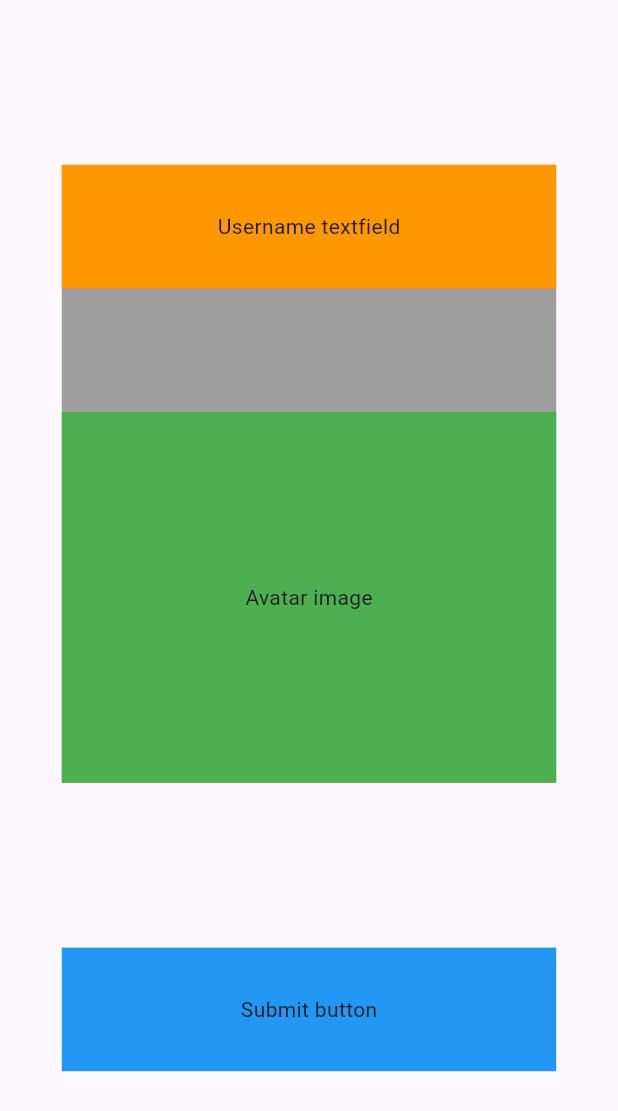
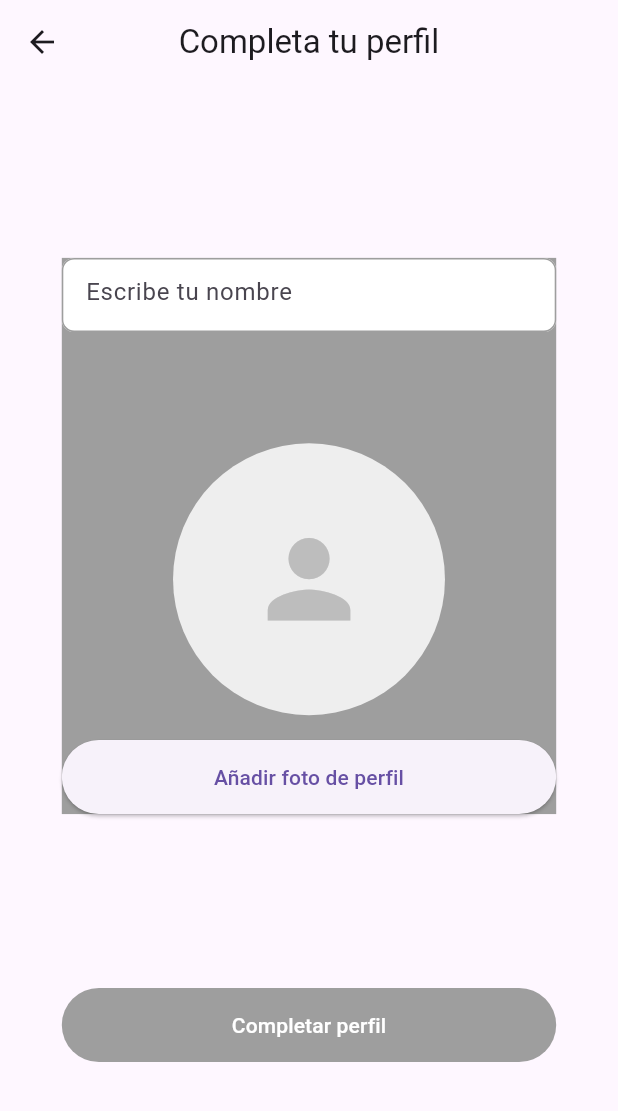
Before and after one commit to cjamar/worne-app, a Flutter app: the CompleteProfilePage screen opened directly, on a phone screen of 412 x 824 dp. Shown: the top 1111 px of the screen. Run offline on Flutter 3.47's test engine with Material 3 defaults, Android fonts, the phone set to English and light mode, and no system bars; our stand-ins replace equatable, flutter_bloc, image_picker, sign_in_button, supabase_flutter; accounts and stored records are empty.

Commit message:
Implemented Form for CompleteProfilePage

```diff
--- a/lib/features/item/presentation/pages/item_form_page.dart
+++ b/lib/features/item/presentation/pages/item_form_page.dart
@@ -165,6 +165,7 @@ class _ItemFormPageState extends State<ItemFormPage> {
           border: _inputBorder(size, Colors.grey),
           enabledBorder: _inputBorder(size, Colors.grey),
           focusedBorder: _inputBorder(size, Colors.grey),
+          errorBorder: _inputBorder(size, Colors.redAccent),
         ),
       ),
     ),
--- a/lib/features/user/presentation/pages/complete_profile_page.dart
+++ b/lib/features/user/presentation/pages/complete_profile_page.dart
@@ -1,8 +1,9 @@
 import 'dart:io';
-
 import 'package:flutter/material.dart';
-import 'package:flutter/widgets.dart';
+import 'package:flutter_bloc/flutter_bloc.dart';
 import 'package:image_picker/image_picker.dart';
+import 'package:prestar_ropa_app/features/user/presentation/bloc/user_bloc.dart';
+import 'package:prestar_ropa_app/features/user/presentation/bloc/user_state.dart';
 
 class CompleteProfilePage extends StatefulWidget {
   const CompleteProfilePage({super.key});
@@ -13,7 +14,8 @@ class CompleteProfilePage extends StatefulWidget {
 
 class _CompleteProfilePageState extends State<CompleteProfilePage> {
   final _formKey = GlobalKey<FormState>();
-  late TextEditingController _usernameController;
+  final ValueNotifier<bool> _isFormValid = ValueNotifier(false);
+  final TextEditingController _usernameController = TextEditingController();
   final FocusNode _usernameFocus = FocusNode();
   final _picker = ImagePicker();
   File? _selectedImage;
@@ -23,7 +25,7 @@ class _CompleteProfilePageState extends State<CompleteProfilePage> {
   @override
   void initState() {
     super.initState();
-    _usernameController = TextEditingController();
+    _usernameController.addListener(_validateForm);
     _usernameFocus.addListener(() => setState(() {}));
   }
 
@@ -33,8 +35,19 @@ class _CompleteProfilePageState extends State<CompleteProfilePage> {
     super.dispose();
   }
 
-  _submit() async {
-    if (!_formKey.currentState!.validate()) return;
+  // _submit()  {
+  // if(!_isFormValid.value) return;
+  // completar la parte del bloc donde completaremos perfil del user
+  // context.read<UserBloc>().add(event)
+  // }
+
+  _submitFalso() {
+    print('Completando perfil....');
+  }
+
+  _validateForm() {
+    final usernameValid = _usernameController.text.trim().isNotEmpty;
+    _isFormValid.value = usernameValid;
   }
 
   @override
@@ -45,13 +58,18 @@ class _CompleteProfilePageState extends State<CompleteProfilePage> {
       behavior: HitTestBehavior.translucent,
       onTap: () => FocusManager.instance.primaryFocus?.unfocus(),
       child: Scaffold(
+        appBar: AppBar(
+          title: Text('Completa tu perfil'),
+          elevation: 0,
+          centerTitle: true,
+        ),
         resizeToAvoidBottomInset: false,
         body: _completeProfileBody(size),
       ),
     );
   }
 
-  _completeProfileBody(Size size) => Container(
+  _completeProfileBody(Size size) => SizedBox(
     width: size.width,
     height: size.height,
     child: Form(
@@ -61,32 +79,188 @@ class _CompleteProfilePageState extends State<CompleteProfilePage> {
         children: [
           Container(
             width: size.width * 0.8,
-            height: size.height * 0.5,
+            height: size.height * 0.45,
             color: Colors.grey,
             child: Column(
               mainAxisAlignment: MainAxisAlignment.spaceBetween,
-              children: [
-                Container(
-                  height: size.height * 0.1,
-                  color: Colors.orange,
-                  child: Center(child: Text('Username textfield')),
-                ),
-                Container(
-                  height: size.height * 0.3,
-                  color: Colors.green,
-                  child: Center(child: Text('Avatar image')),
-                ),
-              ],
+              children: [_userNameTextfield(size), _imageUserArea(size)],
             ),
           ),
-          Container(
-            width: size.width * 0.8,
-            height: size.height * 0.1,
-            color: Colors.blue,
-            child: Center(child: Text('Submit button')),
+          _submitButton(size),
+        ],
+      ),
+    ),
+  );
+
+  _userNameTextfield(Size size) => SizedBox(
+    width: size.width * 0.8,
+    height: size.height * 0.06,
+    child: ValueListenableBuilder<TextEditingValue>(
+      valueListenable: _usernameController,
+      builder: (context, value, _) => TextFormField(
+        controller: _usernameController,
+        focusNode: _usernameFocus,
+        validator: (value) =>
+            value == null || value.trim().isEmpty ? 'Campo vacío' : null,
+        decoration: InputDecoration(
+          hintText: 'Escribe tu nombre',
+          filled: true,
+          fillColor: Colors.white,
+          border: _inputBorder(size, Colors.grey),
+          enabledBorder: _inputBorder(size, Colors.grey),
+          focusedBorder: _inputBorder(size, Colors.grey),
+          errorBorder: _inputBorder(size, Colors.redAccent),
+          suffixIcon: value.text.isNotEmpty && _usernameFocus.hasFocus
+              ? _clearTextField(_usernameController)
+              : null,
+        ),
+      ),
+    ),
+  );
+
+  _imageUserArea(Size size) => SizedBox(
+    width: size.width * 0.8,
+    height: size.height * 0.3,
+    child: Column(
+      mainAxisAlignment: MainAxisAlignment.spaceBetween,
+      children: [_userAvatar(size), _imagePickerButton(size)],
+    ),
+  );
+
+  _userAvatar(Size size) => SizedBox(
+    height: size.height * 0.22,
+    width: size.width,
+    child: CircleAvatar(
+      backgroundColor: Colors.grey.shade200,
+      child: Icon(
+        Icons.person,
+        size: size.width * 0.2,
+        color: Colors.grey.shade400,
+      ),
+    ),
+  );
+
+  _imagePickerButton(Size size) => SizedBox(
+    width: size.width * 0.8,
+    height: size.height * 0.06,
+    child: ElevatedButton(
+      onPressed: () => _showImageSourceSelector(size),
+      child: _isUploadingImage
+          ? _loader()
+          : Text(
+              _selectedImage != null
+                  ? _selectedImage!.path
+                  : 'Añadir foto de perfil',
+              overflow: TextOverflow.ellipsis,
+              maxLines: 1,
+            ),
+    ),
+  );
+
+  _showImageSourceSelector(Size size) async => showModalBottomSheet(
+    context: context,
+    builder: (_) => Container(
+      color: Colors.white,
+      width: size.width,
+      height: size.height * 0.4,
+      child: Row(
+        mainAxisSize: MainAxisSize.max,
+        mainAxisAlignment: MainAxisAlignment.spaceEvenly,
+        children: [
+          _pickImageSourceButton(
+            size,
+            Icons.camera_alt,
+            'Cámara',
+            ImageSource.camera,
+          ),
+          _pickImageSourceButton(
+            size,
+            Icons.photo_library,
+            'Galería',
+            ImageSource.gallery,
           ),
         ],
       ),
     ),
   );
+
+  _pickImageSourceButton(
+    Size size,
+    IconData icon,
+    String text,
+    ImageSource source,
+  ) => InkWell(
+    onTap: () {
+      Navigator.pop(context);
+      _pickImage(source);
+    },
+    child: Container(
+      padding: EdgeInsets.symmetric(
+        horizontal: size.width * 0.1,
+        vertical: size.width * 0.09,
+      ),
+      color: Colors.grey.shade200,
+      child: Column(
+        mainAxisSize: MainAxisSize.min,
+        children: [
+          Icon(icon, size: size.width * 0.1),
+          SizedBox(height: size.height * 0.01),
+          Text(text),
+        ],
+      ),
+    ),
+  );
+
+  void _pickImage(ImageSource source) async {
+    final picked = await _picker.pickImage(source: source);
+
+    if (picked != null) {
+      final file = File(picked.path);
+      setState(() {
+        _selectedImage = file;
+        _isUploadingImage = true;
+      });
+      // _uploadImage(file);
+    }
+  }
+
+  _submitButton(Size size) => ValueListenableBuilder<bool>(
+    valueListenable: _isFormValid,
+    builder: (context, isValid, _) => BlocBuilder<UserBloc, UserState>(
+      builder: (context, state) {
+        final isLoading = state is UserLoading;
+
+        return SizedBox(
+          width: size.width * 0.8,
+          height: size.height * 0.06,
+          child: ElevatedButton(
+            style: ElevatedButton.styleFrom(
+              elevation: 0,
+              foregroundColor: Colors.white,
+              disabledBackgroundColor: Colors.grey,
+              disabledForegroundColor: Colors.white,
+              backgroundColor: Colors.blue,
+            ),
+            onPressed: (isValid && !isLoading) ? _submitFalso : null,
+            child: isLoading ? _loader() : Text('Completar perfil'),
+          ),
+        );
+      },
+    ),
+  );
+
+  // añadir subida de imagen a userbloc
+  //   _uploadImage(File file) => context.read<UserBloc>()
+
+  Widget _clearTextField(TextEditingController controller) => IconButton(
+    icon: const Icon(Icons.close, size: 18),
+    onPressed: () => controller.clear(),
+  );
+
+  InputBorder _inputBorder(Size size, Color color) => OutlineInputBorder(
+    borderRadius: BorderRadius.circular(size.width * 0.02),
+    borderSide: BorderSide(color: color),
+  );
+
+  _loader() => Center(child: CircularProgressIndicator());
 }
```
